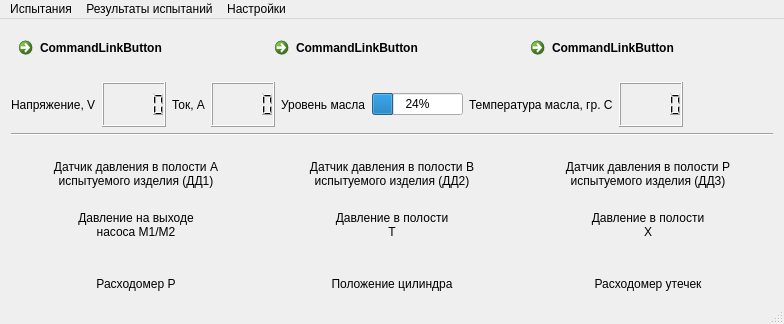
The window that mainwindow.ui (firef0xff/SSHGS01) describes before a commit, drawn with Qt 5.
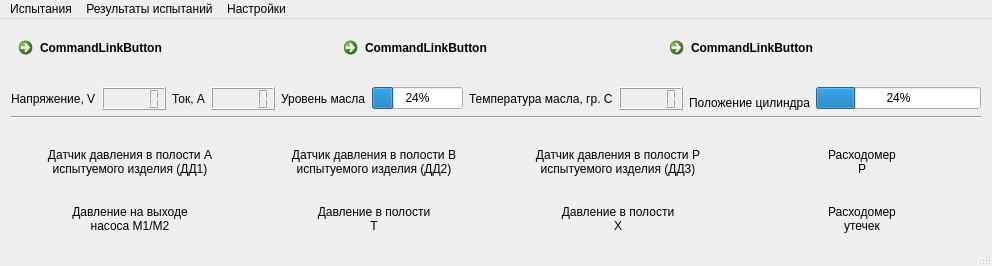
The same window after the commit.

Commit message: Перекомпановка главного окна

Diff of the .ui file:
```diff
--- a/mainwindow.ui
+++ b/mainwindow.ui
@@ -6,8 +6,8 @@
    <rect>
     <x>0</x>
     <y>0</y>
-    <width>784</width>
-    <height>324</height>
+    <width>992</width>
+    <height>266</height>
    </rect>
   </property>
   <property name="sizePolicy">
@@ -135,17 +135,36 @@
        <widget class="QLCDNumber" name="lcdNumber_3"/>
       </item>
       <item>
-       <spacer name="horizontalSpacer">
-        <property name="orientation">
-         <enum>Qt::Horizontal</enum>
+       <widget class="QLabel" name="label_6">
+        <property name="sizePolicy">
+         <sizepolicy hsizetype="Preferred" vsizetype="Preferred">
+          <horstretch>0</horstretch>
+          <verstretch>0</verstretch>
+         </sizepolicy>
         </property>
-        <property name="sizeHint" stdset="0">
-         <size>
-          <width>40</width>
-          <height>20</height>
-         </size>
+        <property name="text">
+         <string>Положение цилиндра</string>
         </property>
-       </spacer>
+        <property name="alignment">
+         <set>Qt::AlignBottom|Qt::AlignHCenter</set>
+        </property>
+       </widget>
+      </item>
+      <item>
+       <widget class="QProgressBar" name="progressBar_2">
+        <property name="value">
+         <number>24</number>
+        </property>
+        <property name="textVisible">
+         <bool>true</bool>
+        </property>
+        <property name="invertedAppearance">
+         <bool>false</bool>
+        </property>
+        <property name="textDirection">
+         <enum>QProgressBar::TopToBottom</enum>
+        </property>
+       </widget>
       </item>
      </layout>
     </item>
@@ -230,6 +249,27 @@
         </item>
        </layout>
       </item>
+      <item>
+       <layout class="QVBoxLayout" name="p_p">
+        <item>
+         <widget class="QLabel" name="label">
+          <property name="sizePolicy">
+           <sizepolicy hsizetype="Preferred" vsizetype="Preferred">
+            <horstretch>0</horstretch>
+            <verstretch>0</verstretch>
+           </sizepolicy>
+          </property>
+          <property name="text">
+           <string>Расходомер
+P</string>
+          </property>
+          <property name="alignment">
+           <set>Qt::AlignBottom|Qt::AlignHCenter</set>
+          </property>
+         </widget>
+        </item>
+       </layout>
+      </item>
      </layout>
     </item>
     <item>
@@ -303,50 +343,6 @@
         </item>
        </layout>
       </item>
-     </layout>
-    </item>
-    <item>
-     <layout class="QHBoxLayout" name="labels_3">
-      <item>
-       <layout class="QVBoxLayout" name="p_p">
-        <item>
-         <widget class="QLabel" name="label">
-          <property name="sizePolicy">
-           <sizepolicy hsizetype="Preferred" vsizetype="Preferred">
-            <horstretch>0</horstretch>
-            <verstretch>0</verstretch>
-           </sizepolicy>
-          </property>
-          <property name="text">
-           <string>Расходомер P</string>
-          </property>
-          <property name="alignment">
-           <set>Qt::AlignBottom|Qt::AlignHCenter</set>
-          </property>
-         </widget>
-        </item>
-       </layout>
-      </item>
-      <item>
-       <layout class="QVBoxLayout" name="p_c">
-        <item>
-         <widget class="QLabel" name="label_6">
-          <property name="sizePolicy">
-           <sizepolicy hsizetype="Preferred" vsizetype="Preferred">
-            <horstretch>0</horstretch>
-            <verstretch>0</verstretch>
-           </sizepolicy>
-          </property>
-          <property name="text">
-           <string>Положение цилиндра</string>
-          </property>
-          <property name="alignment">
-           <set>Qt::AlignBottom|Qt::AlignHCenter</set>
-          </property>
-         </widget>
-        </item>
-       </layout>
-      </item>
       <item>
        <layout class="QVBoxLayout" name="p_lost">
         <item>
@@ -358,7 +354,8 @@
            </sizepolicy>
           </property>
           <property name="text">
-           <string>Расходомер утечек</string>
+           <string>Расходомер
+утечек</string>
           </property>
           <property name="alignment">
            <set>Qt::AlignBottom|Qt::AlignHCenter</set>
@@ -377,7 +374,7 @@
     <rect>
      <x>0</x>
      <y>0</y>
-     <width>784</width>
+     <width>992</width>
      <height>26</height>
     </rect>
    </property>
```
The commit also changes 1 other file.
